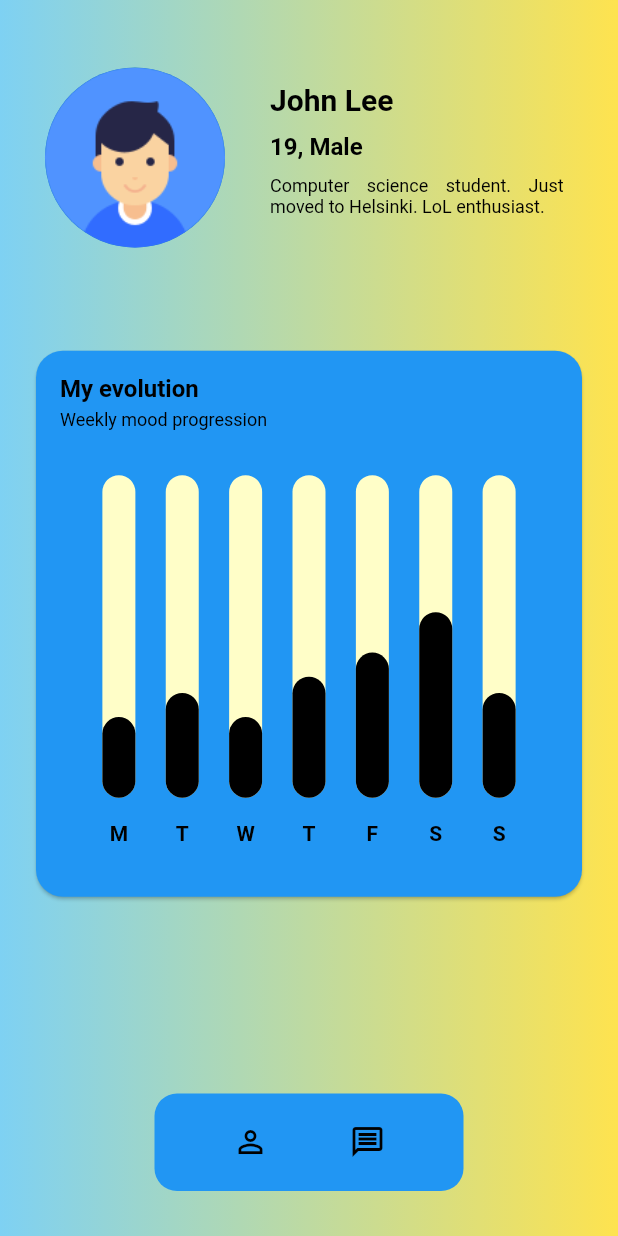
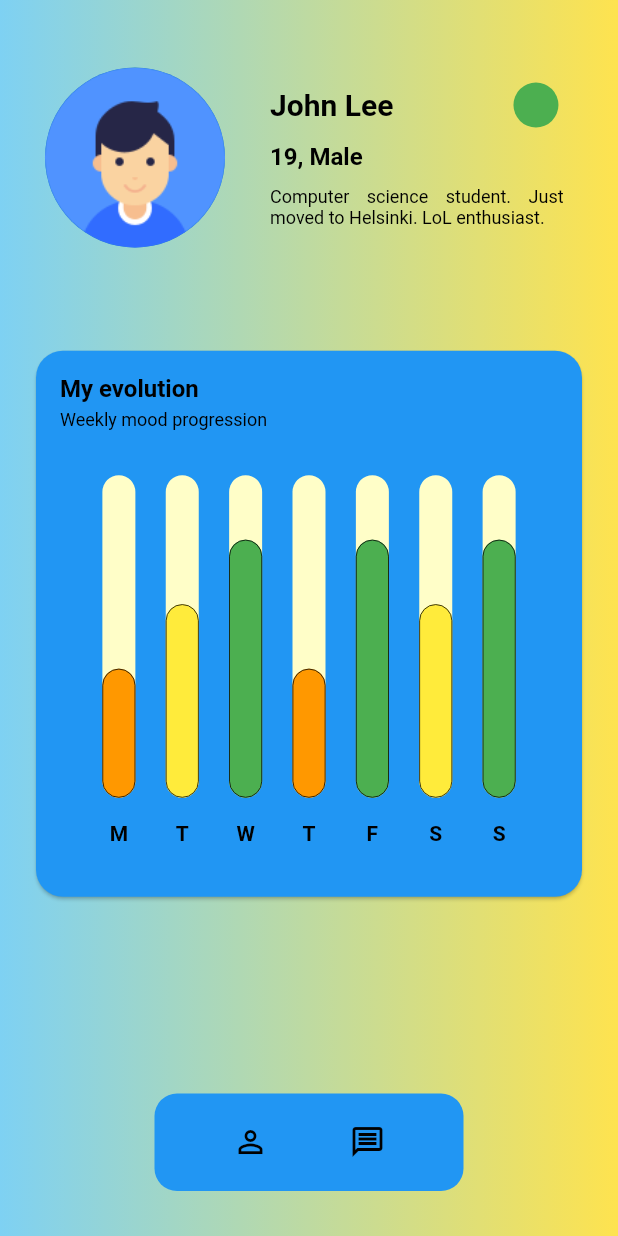
Before and after one commit to salcc/Junction-2022, a Flutter app: the ProfileScreen screen opened by its route, on a phone screen of 412 x 824 dp. Run offline on Flutter 3.47's test engine with Material 2 defaults, Android fonts, the phone set to English and light mode, and no system bars; drawn by our look-alikes of fl_chart; our stand-ins replace get.

Commit message:
Profile page update

```diff
--- a/flutter_demo/lib/models/models.dart
+++ b/flutter_demo/lib/models/models.dart
@@ -2,3 +2,4 @@ export 'message_model.dart';
 export 'chat_model.dart';
 export 'user_model.dart';
 export 'colors_model.dart';
+export 'moods_model.dart';
--- /dev/null
+++ b/flutter_demo/lib/models/moods_model.dart
@@ -0,0 +1,7 @@
+var moods = <int, String>{
+  0: "Awful",
+  1: "Bad",
+  2: "Ok",
+  3: "Good",
+  4: "Awesome",
+};
--- a/flutter_demo/lib/screens/profile_screen.dart
+++ b/flutter_demo/lib/screens/profile_screen.dart
@@ -90,6 +90,8 @@ class _ProfileBar extends StatelessWidget {
                 mainAxisAlignment: MainAxisAlignment.start,
                 crossAxisAlignment: CrossAxisAlignment.start,
                 children: [
+                  Row(
+                    children: [
                       Text(
                         '${user.name} ${user.surname}',
                         style: Theme.of(context)
@@ -97,6 +99,21 @@ class _ProfileBar extends StatelessWidget {
                             .titleLarge!
                             .copyWith(fontWeight: FontWeight.bold),
                         textAlign: TextAlign.left,
+                      ),
+                      const SizedBox(width: 80),
+                      Align(
+                        alignment: Alignment.centerRight,
+                        child: Container(
+                          width: 30,
+                          height: 30,
+                          decoration: BoxDecoration(
+                            // border: Border.all(color: Colors.black),
+                            shape: BoxShape.circle,
+                            color: colors[user.mood],
+                          ),
+                        ),
+                      )
+                    ],
                   ),
                   const SizedBox(height: 10),
                   Text('${user.age}, ${user.gender}',
--- a/flutter_demo/lib/widgets/mood_chart.dart
+++ b/flutter_demo/lib/widgets/mood_chart.dart
@@ -1,6 +1,7 @@
 import 'dart:async';
 import 'dart:math';
 
+import 'package:app_demo/models/models.dart';
 import 'package:fl_chart/fl_chart.dart';
 import 'package:flutter/material.dart';
 
@@ -73,7 +74,7 @@ class MoodBarChartState extends State<MoodBarChart> {
     int x,
     double y, {
     bool isTouched = false,
-    Color barColor = Colors.black,
+    Color? barColor = Colors.black,
     double width = 22,
     List<int> showTooltips = const [],
   }) {
@@ -81,15 +82,15 @@ class MoodBarChartState extends State<MoodBarChart> {
       x: x,
       barRods: [
         BarChartRodData(
-          toY: isTouched ? y + 1 : y,
+          toY: isTouched ? y + 0.1 : y,
           color: barColor,
           width: width,
           borderSide: isTouched
-              ? BorderSide(color: Colors.white, width: 2)
-              : const BorderSide(color: Colors.white, width: 0),
+              ? const BorderSide(color: Colors.black, width: 2)
+              : const BorderSide(color: Colors.black, width: 0.5),
           backDrawRodData: BackgroundBarChartRodData(
             show: true,
-            toY: 20,
+            toY: 5,
             color: barBackgroundColor,
           ),
         ),
@@ -101,19 +102,26 @@ class MoodBarChartState extends State<MoodBarChart> {
   List<BarChartGroupData> showingGroups() => List.generate(7, (i) {
         switch (i) {
           case 0:
-            return makeGroupData(0, 5, isTouched: i == touchedIndex);
+            return makeGroupData(0, 2,
+                isTouched: i == touchedIndex, barColor: colors[1]);
           case 1:
-            return makeGroupData(1, 6.5, isTouched: i == touchedIndex);
+            return makeGroupData(1, 3,
+                isTouched: i == touchedIndex, barColor: colors[2]);
           case 2:
-            return makeGroupData(2, 5, isTouched: i == touchedIndex);
+            return makeGroupData(2, 4,
+                isTouched: i == touchedIndex, barColor: colors[3]);
           case 3:
-            return makeGroupData(3, 7.5, isTouched: i == touchedIndex);
+            return makeGroupData(3, 2,
+                isTouched: i == touchedIndex, barColor: colors[1]);
           case 4:
-            return makeGroupData(4, 9, isTouched: i == touchedIndex);
+            return makeGroupData(4, 4,
+                isTouched: i == touchedIndex, barColor: colors[3]);
           case 5:
-            return makeGroupData(5, 11.5, isTouched: i == touchedIndex);
+            return makeGroupData(5, 3,
+                isTouched: i == touchedIndex, barColor: colors[2]);
           case 6:
-            return makeGroupData(6, 6.5, isTouched: i == touchedIndex);
+            return makeGroupData(6, 4,
+                isTouched: i == touchedIndex, barColor: colors[3]);
           default:
             return throw Error();
         }
@@ -160,7 +168,7 @@ class MoodBarChartState extends State<MoodBarChart> {
               ),
               children: <TextSpan>[
                 TextSpan(
-                  text: (rod.toY - 1).toString(),
+                  text: moods[(rod.toY - 0.1).round()],
                   style: const TextStyle(
                     color: Colors.white,
                     fontSize: 16,
```
Lines whose indentation alone changed are shown as unchanged.
